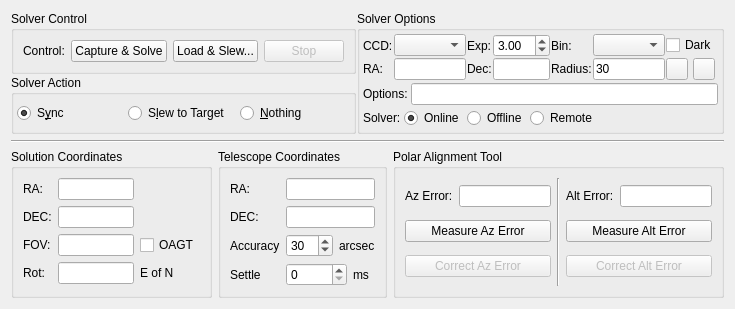
Above: kstars/ekos/align/align.ui from KDE/kstars before the change. Below: the same form after it.
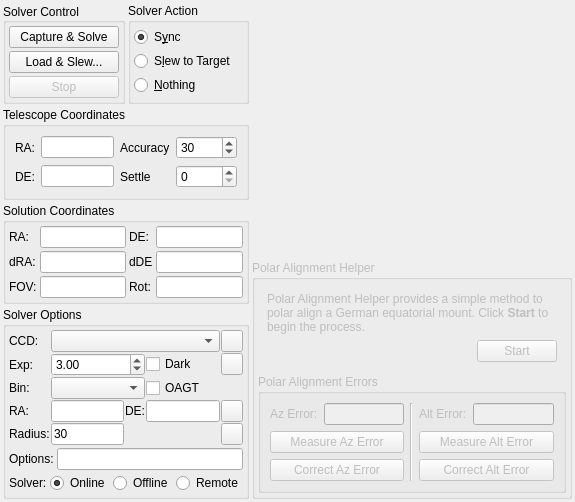
That is the form after the change. Custom widgets are drawn as their Qt base class.

Commit message: Align module now uses the embeded FITSView. Added initial widget for polar alignment helper but currently disabled

```diff
--- a/kstars/ekos/align/align.ui
+++ b/kstars/ekos/align/align.ui
@@ -6,34 +6,62 @@
    <rect>
     <x>0</x>
     <y>0</y>
-    <width>698</width>
-    <height>304</height>
+    <width>566</width>
+    <height>489</height>
    </rect>
   </property>
-  <layout class="QVBoxLayout" name="verticalLayout_6">
+  <layout class="QVBoxLayout" name="verticalLayout_11">
+   <property name="spacing">
+    <number>3</number>
+   </property>
+   <property name="leftMargin">
+    <number>3</number>
+   </property>
+   <property name="topMargin">
+    <number>3</number>
+   </property>
+   <property name="rightMargin">
+    <number>3</number>
+   </property>
+   <property name="bottomMargin">
+    <number>3</number>
+   </property>
    <item>
-    <layout class="QHBoxLayout" name="topLayout">
+    <layout class="QHBoxLayout" name="horizontalLayout_5" stretch="1,2">
+     <item>
+      <layout class="QVBoxLayout" name="verticalLayout">
      <property name="spacing">
-      <number>1</number>
+        <number>3</number>
      </property>
      <item>
-      <layout class="QVBoxLayout" name="verticalLayout_3">
+        <layout class="QHBoxLayout" name="horizontalLayout_3">
        <property name="spacing">
-        <number>1</number>
+          <number>3</number>
        </property>
        <item>
         <widget class="QGroupBox" name="controlBox">
          <property name="title">
           <string>Solver Control</string>
          </property>
-         <layout class="QHBoxLayout" name="horizontalLayout_5">
-          <item>
-           <widget class="QLabel" name="label">
-            <property name="text">
-             <string>Control:</string>
-            </property>
-           </widget>
-          </item>
+           <property name="alignment">
+            <set>Qt::AlignLeading|Qt::AlignLeft|Qt::AlignVCenter</set>
+           </property>
+           <layout class="QVBoxLayout" name="verticalLayout_4">
+            <property name="spacing">
+             <number>3</number>
+            </property>
+            <property name="leftMargin">
+             <number>3</number>
+            </property>
+            <property name="topMargin">
+             <number>3</number>
+            </property>
+            <property name="rightMargin">
+             <number>3</number>
+            </property>
+            <property name="bottomMargin">
+             <number>3</number>
+            </property>
           <item>
            <widget class="QPushButton" name="solveB">
             <property name="enabled">
@@ -55,6 +83,8 @@
            </widget>
           </item>
           <item>
+             <layout class="QHBoxLayout" name="stopLayout">
+              <item>
            <widget class="QPushButton" name="stopB">
             <property name="enabled">
              <bool>false</bool>
@@ -64,18 +94,7 @@
             </property>
            </widget>
           </item>
-          <item>
-           <spacer name="horizontalSpacer_2">
-            <property name="orientation">
-             <enum>Qt::Horizontal</enum>
-            </property>
-            <property name="sizeHint" stdset="0">
-             <size>
-              <width>47</width>
-              <height>20</height>
-             </size>
-            </property>
-           </spacer>
+             </layout>
           </item>
          </layout>
         </widget>
@@ -91,9 +110,9 @@
          <property name="title">
           <string>Solver Action</string>
          </property>
-         <layout class="QHBoxLayout" name="horizontalLayout_3">
+           <layout class="QVBoxLayout" name="verticalLayout_7">
           <property name="spacing">
-           <number>1</number>
+             <number>3</number>
           </property>
           <property name="leftMargin">
            <number>3</number>
@@ -163,6 +182,230 @@
        </item>
       </layout>
      </item>
+       <item>
+        <widget class="QGroupBox" name="groupBox_5">
+         <property name="title">
+          <string>Telescope Coordinates</string>
+         </property>
+         <layout class="QGridLayout" name="gridLayout">
+          <item row="0" column="3">
+           <widget class="QSpinBox" name="accuracySpin">
+            <property name="toolTip">
+             <string>Accuracy threshold in arcseconds between solution and target coordinates. Plate solver shall be repeatedly executed until the solution coordinates are below the accuracy threshold</string>
+            </property>
+            <property name="minimum">
+             <number>1</number>
+            </property>
+            <property name="maximum">
+             <number>300</number>
+            </property>
+            <property name="singleStep">
+             <number>10</number>
+            </property>
+            <property name="value">
+             <number>30</number>
+            </property>
+           </widget>
+          </item>
+          <item row="1" column="0">
+           <widget class="QLabel" name="label_13">
+            <property name="text">
+             <string>DE:</string>
+            </property>
+           </widget>
+          </item>
+          <item row="1" column="1">
+           <widget class="QLineEdit" name="ScopeDecOut">
+            <property name="readOnly">
+             <bool>true</bool>
+            </property>
+           </widget>
+          </item>
+          <item row="1" column="2">
+           <widget class="QLabel" name="label_22">
+            <property name="toolTip">
+             <string>After telescope completes slewing, wait until it settles for this many milliseconds before capturing the next image.</string>
+            </property>
+            <property name="text">
+             <string>Settle</string>
+            </property>
+           </widget>
+          </item>
+          <item row="0" column="1">
+           <widget class="QLineEdit" name="ScopeRAOut">
+            <property name="readOnly">
+             <bool>true</bool>
+            </property>
+           </widget>
+          </item>
+          <item row="1" column="3">
+           <widget class="QSpinBox" name="delaySpin">
+            <property name="toolTip">
+             <string>After telescope completes slewing, wait until it settles for this many milliseconds before capturing the next image.</string>
+            </property>
+            <property name="maximum">
+             <number>15000</number>
+            </property>
+            <property name="singleStep">
+             <number>100</number>
+            </property>
+           </widget>
+          </item>
+          <item row="0" column="0">
+           <widget class="QLabel" name="label_12">
+            <property name="text">
+             <string>RA:</string>
+            </property>
+           </widget>
+          </item>
+          <item row="0" column="2">
+           <widget class="QLabel" name="label_9">
+            <property name="toolTip">
+             <string>Accuracy threshold in arcseconds between solution and target coordinates. Plate solver shall be repeatedly executed until the solution coordinates are below the accuracy threshold</string>
+            </property>
+            <property name="text">
+             <string>Accuracy</string>
+            </property>
+           </widget>
+          </item>
+         </layout>
+        </widget>
+       </item>
+       <item>
+        <widget class="QGroupBox" name="groupBox_4">
+         <property name="title">
+          <string>Solution Coordinates</string>
+         </property>
+         <layout class="QGridLayout" name="gridLayout_2">
+          <property name="leftMargin">
+           <number>3</number>
+          </property>
+          <property name="topMargin">
+           <number>3</number>
+          </property>
+          <property name="rightMargin">
+           <number>3</number>
+          </property>
+          <property name="bottomMargin">
+           <number>3</number>
+          </property>
+          <property name="spacing">
+           <number>3</number>
+          </property>
+          <item row="2" column="0">
+           <widget class="QLabel" name="label_8">
+            <property name="toolTip">
+             <string>Field of View size in arcminutes</string>
+            </property>
+            <property name="text">
+             <string>FOV:</string>
+            </property>
+           </widget>
+          </item>
+          <item row="2" column="1">
+           <widget class="QLineEdit" name="FOVOut">
+            <property name="toolTip">
+             <string>Field of View size in arcminutes</string>
+            </property>
+            <property name="text">
+             <string/>
+            </property>
+            <property name="readOnly">
+             <bool>true</bool>
+            </property>
+           </widget>
+          </item>
+          <item row="0" column="0">
+           <widget class="QLabel" name="label_2">
+            <property name="text">
+             <string>RA:</string>
+            </property>
+           </widget>
+          </item>
+          <item row="0" column="1">
+           <widget class="QLineEdit" name="SolverRAOut">
+            <property name="readOnly">
+             <bool>true</bool>
+            </property>
+           </widget>
+          </item>
+          <item row="0" column="2">
+           <widget class="QLabel" name="label_6">
+            <property name="text">
+             <string>DE:</string>
+            </property>
+           </widget>
+          </item>
+          <item row="0" column="3">
+           <widget class="QLineEdit" name="SolverDecOut">
+            <property name="readOnly">
+             <bool>true</bool>
+            </property>
+           </widget>
+          </item>
+          <item row="2" column="2">
+           <widget class="QLabel" name="label_10">
+            <property name="toolTip">
+             <string>Image rotation angle, East of North</string>
+            </property>
+            <property name="text">
+             <string>Rot:</string>
+            </property>
+           </widget>
+          </item>
+          <item row="2" column="3">
+           <widget class="QLineEdit" name="RotOut">
+            <property name="toolTip">
+             <string>Image rotation angle, East of North</string>
+            </property>
+            <property name="readOnly">
+             <bool>true</bool>
+            </property>
+           </widget>
+          </item>
+          <item row="1" column="0">
+           <widget class="QLabel" name="dRA">
+            <property name="toolTip">
+             <string>Difference between telescope coordinates and solution coordinates in Right Ascension</string>
+            </property>
+            <property name="text">
+             <string>dRA:</string>
+            </property>
+           </widget>
+          </item>
+          <item row="1" column="1">
+           <widget class="QLineEdit" name="dRAOut">
+            <property name="toolTip">
+             <string>Difference between telescope coordinates and solution coordinates in Right Ascension</string>
+            </property>
+            <property name="styleSheet">
+             <string notr="true">font-weight: bold;</string>
+            </property>
+           </widget>
+          </item>
+          <item row="1" column="2">
+           <widget class="QLabel" name="dDE">
+            <property name="toolTip">
+             <string>Difference between telescope coordinates and solution coordinates in Declination</string>
+            </property>
+            <property name="text">
+             <string>dDE</string>
+            </property>
+           </widget>
+          </item>
+          <item row="1" column="3">
+           <widget class="QLineEdit" name="dDEOut">
+            <property name="toolTip">
+             <string>Difference between telescope coordinates and solution coordinates in Declination</string>
+            </property>
+            <property name="styleSheet">
+             <string notr="true">font-weight: bold;</string>
+            </property>
+           </widget>
+          </item>
+         </layout>
+        </widget>
+       </item>
      <item>
       <widget class="QGroupBox" name="plateSolverOptionsGroup">
        <property name="title">
@@ -194,23 +437,43 @@
             <property name="spacing">
              <number>1</number>
             </property>
-            <item row="0" column="0">
-             <widget class="QLabel" name="textLabel1_6">
+              <item row="2" column="1" colspan="2">
+               <widget class="QComboBox" name="binningCombo">
               <property name="toolTip">
-               <string/>
-              </property>
-              <property name="whatsThis">
+                 <string>Camera binning</string>
+                </property>
+               </widget>
+              </item>
+              <item row="3" column="3">
+               <widget class="dmsBox" name="decBox">
+                <property name="toolTip">
                <string/>
+                </property>
+               </widget>
+              </item>
+              <item row="0" column="7">
+               <widget class="QPushButton" name="showFITSViewerB">
+                <property name="minimumSize">
+                 <size>
+                  <width>22</width>
+                  <height>22</height>
+                 </size>
+                </property>
+                <property name="maximumSize">
+                 <size>
+                  <width>22</width>
+                  <height>22</height>
+                 </size>
+                </property>
+                <property name="toolTip">
+                 <string>Show in FITS Viewer</string>
               </property>
               <property name="text">
-               <string>CCD:</string>
+                 <string/>
               </property>
              </widget>
             </item>
-            <item row="0" column="1">
-             <widget class="QComboBox" name="CCDCaptureCombo"/>
-            </item>
-            <item row="0" column="2">
+              <item row="1" column="0">
              <widget class="QLabel" name="label_7">
               <property name="toolTip">
                <string/>
@@ -220,26 +483,51 @@
               </property>
              </widget>
             </item>
-            <item row="0" column="3">
-             <widget class="QDoubleSpinBox" name="exposureIN">
+              <item row="3" column="7">
+               <widget class="QPushButton" name="clearBoxesB">
+                <property name="sizePolicy">
+                 <sizepolicy hsizetype="Fixed" vsizetype="Fixed">
+                  <horstretch>0</horstretch>
+                  <verstretch>0</verstretch>
+                 </sizepolicy>
+                </property>
+                <property name="minimumSize">
+                 <size>
+                  <width>22</width>
+                  <height>22</height>
+                 </size>
+                </property>
+                <property name="maximumSize">
+                 <size>
+                  <width>22</width>
+                  <height>22</height>
+                 </size>
+                </property>
               <property name="toolTip">
-               <string>Exposure duration in seconds</string>
-              </property>
-              <property name="minimum">
-               <double>0.100000000000000</double>
-              </property>
-              <property name="maximum">
-               <double>60.000000000000000</double>
-              </property>
-              <property name="singleStep">
-               <double>0.500000000000000</double>
-              </property>
-              <property name="value">
-               <double>3.000000000000000</double>
+                 <string>Clear RA &amp; DEC values and reset solver options</string>
+                </property>
+                <property name="text">
+                 <string/>
+                </property>
+                <property name="iconSize">
+                 <size>
+                  <width>22</width>
+                  <height>22</height>
+                 </size>
+                </property>
+               </widget>
+              </item>
+              <item row="3" column="2">
+               <widget class="QLabel" name="label_16">
+                <property name="toolTip">
+                 <string>estimated DEC of target center to limit the solver's search area</string>
+                </property>
+                <property name="text">
+                 <string>DE:</string>
               </property>
              </widget>
             </item>
-            <item row="0" column="4">
+              <item row="2" column="0">
              <widget class="QLabel" name="label_18">
               <property name="toolTip">
                <string/>
@@ -249,24 +537,20 @@
               </property>
              </widget>
             </item>
-            <item row="0" column="5">
-             <widget class="QComboBox" name="binningCombo">
+              <item row="0" column="0">
+               <widget class="QLabel" name="textLabel1_6">
               <property name="toolTip">
-               <string>Camera binning</string>
-              </property>
-             </widget>
-            </item>
-            <item row="0" column="6" colspan="2">
-             <widget class="QCheckBox" name="alignDarkFrameCheck">
-              <property name="toolTip">
-               <string>Subtract dark frame. If no suitable dark frame is available, a dark frame shall be captured.</string>
+                 <string/>
+                </property>
+                <property name="whatsThis">
+                 <string/>
               </property>
               <property name="text">
-               <string>Dark</string>
+                 <string>CCD:</string>
               </property>
              </widget>
             </item>
-            <item row="1" column="0">
+              <item row="3" column="0">
              <widget class="QLabel" name="label_15">
               <property name="toolTip">
                <string>estimated RA of target center to limit the solver's search area</string>
@@ -276,38 +560,21 @@
               </property>
              </widget>
             </item>
-            <item row="1" column="1">
+              <item row="3" column="1">
              <widget class="dmsBox" name="raBox">
               <property name="toolTip">
                <string/>
               </property>
              </widget>
             </item>
-            <item row="1" column="2">
-             <widget class="QLabel" name="label_16">
-              <property name="toolTip">
-               <string>estimated DEC of target center to limit the solver's search area</string>
-              </property>
-              <property name="text">
-               <string>Dec:</string>
-              </property>
-             </widget>
-            </item>
-            <item row="1" column="3">
-             <widget class="dmsBox" name="decBox">
-              <property name="toolTip">
-               <string/>
-              </property>
-             </widget>
-            </item>
-            <item row="1" column="4">
+              <item row="4" column="0">
              <widget class="QLabel" name="label_17">
               <property name="text">
                <string>Radius:</string>
               </property>
              </widget>
             </item>
-            <item row="1" column="5">
+              <item row="4" column="1">
              <widget class="QLineEdit" name="radiusBox">
               <property name="sizePolicy">
                <sizepolicy hsizetype="Expanding" vsizetype="Fixed">
@@ -326,7 +593,32 @@
               </property>
              </widget>
             </item>
-            <item row="1" column="6">
+              <item row="0" column="1" colspan="3">
+               <widget class="QComboBox" name="CCDCaptureCombo"/>
+              </item>
+              <item row="1" column="7">
+               <widget class="QPushButton" name="toggleFullScreenB">
+                <property name="minimumSize">
+                 <size>
+                  <width>22</width>
+                  <height>22</height>
+                 </size>
+                </property>
+                <property name="maximumSize">
+                 <size>
+                  <width>22</width>
+                  <height>22</height>
+                 </size>
+                </property>
+                <property name="toolTip">
+                 <string>Toggle Full Screen</string>
+                </property>
+                <property name="text">
+                 <string/>
+                </property>
+               </widget>
+              </item>
+              <item row="4" column="7">
              <widget class="QPushButton" name="syncBoxesB">
               <property name="sizePolicy">
                <sizepolicy hsizetype="Fixed" vsizetype="Fixed">
@@ -360,59 +652,54 @@
               </property>
              </widget>
             </item>
-            <item row="1" column="7">
-             <widget class="QPushButton" name="clearBoxesB">
-              <property name="sizePolicy">
-               <sizepolicy hsizetype="Fixed" vsizetype="Fixed">
-                <horstretch>0</horstretch>
-                <verstretch>0</verstretch>
-               </sizepolicy>
-              </property>
-              <property name="minimumSize">
-               <size>
-                <width>22</width>
-                <height>22</height>
-               </size>
-              </property>
-              <property name="maximumSize">
-               <size>
-                <width>22</width>
-                <height>22</height>
-               </size>
-              </property>
+              <item row="1" column="1" colspan="2">
+               <widget class="QDoubleSpinBox" name="exposureIN">
+                <property name="toolTip">
+                 <string>Exposure duration in seconds</string>
+                </property>
+                <property name="minimum">
+                 <double>0.100000000000000</double>
+                </property>
+                <property name="maximum">
+                 <double>60.000000000000000</double>
+                </property>
+                <property name="singleStep">
+                 <double>0.500000000000000</double>
+                </property>
+                <property name="value">
+                 <double>3.000000000000000</double>
+                </property>
+               </widget>
+              </item>
+              <item row="1" column="3">
+               <widget class="QCheckBox" name="alignDarkFrameCheck">
               <property name="toolTip">
                <string>Clear RA &amp; DEC values and reset solver options</string>
               </property>
               <property name="text">
-               <string/>
-              </property>
-              <property name="iconSize">
-               <size>
-                <width>22</width>
-                <height>22</height>
-               </size>
+                 <string>Dark</string>
+                </property>
+               </widget>
+              </item>
+              <item row="2" column="3">
+               <widget class="QCheckBox" name="kcfg_solverOTA">
+                <property name="toolTip">
+                 <string>Use Off-Axis Guide Telescope for FOV calculations</string>
+                </property>
+                <property name="text">
+                 <string>OAGT</string>
               </property>
              </widget>
             </item>
            </layout>
           </item>
-          <item>
-           <spacer name="horizontalSpacer_3">
-            <property name="orientation">
-             <enum>Qt::Horizontal</enum>
-            </property>
-            <property name="sizeHint" stdset="0">
-             <size>
-              <width>40</width>
-              <height>20</height>
-             </size>
-            </property>
-           </spacer>
-          </item>
          </layout>
         </item>
         <item>
          <layout class="QHBoxLayout" name="horizontalLayout_11">
+            <property name="spacing">
+             <number>3</number>
+            </property>
           <item>
            <widget class="QLabel" name="label_14">
             <property name="text">
@@ -431,6 +718,9 @@
         </item>
         <item>
          <layout class="QHBoxLayout" name="horizontalLayout_12">
+            <property name="spacing">
+             <number>3</number>
+            </property>
           <item>
            <widget class="QLabel" name="label_21">
             <property name="text">
@@ -501,228 +791,110 @@
     </layout>
    </item>
    <item>
-    <widget class="Line" name="line">
+      <layout class="QVBoxLayout" name="rightLayout" stretch="2,1">
+       <item>
+        <widget class="QWidget" name="alignWidget" native="true">
+         <property name="sizePolicy">
+          <sizepolicy hsizetype="Expanding" vsizetype="Expanding">
+           <horstretch>0</horstretch>
+           <verstretch>0</verstretch>
+          </sizepolicy>
+         </property>
+         <property name="minimumSize">
+          <size>
+           <width>320</width>
+           <height>240</height>
+          </size>
+         </property>
+        </widget>
+       </item>
+       <item>
+        <widget class="QGroupBox" name="polarAlignmentHelperGroup">
+         <property name="enabled">
+          <bool>false</bool>
+         </property>
+         <property name="minimumSize">
+          <size>
+           <width>0</width>
+           <height>150</height>
+          </size>
+         </property>
+         <property name="title">
+          <string>Polar Alignment Helper</string>
+         </property>
+         <layout class="QVBoxLayout" name="verticalLayout_6">
+          <property name="spacing">
+           <number>3</number>
+          </property>
+          <property name="leftMargin">
+           <number>3</number>
+          </property>
+          <property name="topMargin">
+           <number>3</number>
+          </property>
+          <property name="rightMargin">
+           <number>3</number>
+          </property>
+          <property name="bottomMargin">
+           <number>3</number>
+          </property>
+          <item>
+           <widget class="QStackedWidget" name="polarHelperStackedWidget">
+            <property name="frameShape">
+             <enum>QFrame::NoFrame</enum>
+            </property>
+            <widget class="QWidget" name="PAHIntro">
+             <layout class="QVBoxLayout" name="verticalLayout_3">
+              <item>
+               <widget class="QLabel" name="label_5">
+                <property name="text">
+                 <string>&lt;html&gt;&lt;head/&gt;&lt;body&gt;&lt;p&gt;Polar Alignment Helper provides a simple method to polar align a German equatorial mount. Click &lt;span style=&quot; font-weight:600;&quot;&gt;Start&lt;/span&gt; to begin the process.&lt;/p&gt;&lt;/body&gt;&lt;/html&gt;</string>
+                </property>
+                <property name="wordWrap">
+                 <bool>true</bool>
+                </property>
+               </widget>
+              </item>
+              <item>
+               <layout class="QHBoxLayout" name="horizontalLayout_10">
+                <item>
+                 <spacer name="horizontalSpacer_5">
      <property name="orientation">
       <enum>Qt::Horizontal</enum>
      </property>
-    </widget>
-   </item>
-   <item>
-    <layout class="QHBoxLayout" name="bottomLayout">
-     <item>
-      <widget class="QGroupBox" name="groupBox_4">
-       <property name="title">
-        <string>Solution Coordinates</string>
-       </property>
-       <layout class="QGridLayout" name="gridLayout_2">
-        <item row="3" column="1">
-         <widget class="QLineEdit" name="RotOut">
-          <property name="readOnly">
-           <bool>true</bool>
-          </property>
-         </widget>
-        </item>
-        <item row="0" column="0">
-         <widget class="QLabel" name="label_2">
-          <property name="text">
-           <string>RA:</string>
-          </property>
-         </widget>
-        </item>
-        <item row="2" column="0">
-         <widget class="QLabel" name="label_8">
-          <property name="text">
-           <string>FOV:</string>
-          </property>
-         </widget>
-        </item>
-        <item row="3" column="0">
-         <widget class="QLabel" name="label_10">
-          <property name="text">
-           <string>Rot:</string>
-          </property>
-         </widget>
-        </item>
-        <item row="2" column="2">
-         <widget class="QCheckBox" name="kcfg_solverOTA">
-          <property name="toolTip">
-           <string>Use Off-Axis Guide Telescope for FOV calculations</string>
-          </property>
-          <property name="text">
-           <string>OAGT</string>
-          </property>
-         </widget>
-        </item>
-        <item row="1" column="0">
-         <widget class="QLabel" name="label_6">
-          <property name="text">
-           <string>DEC:</string>
-          </property>
-         </widget>
-        </item>
-        <item row="0" column="1">
-         <widget class="QLineEdit" name="SolverRAOut">
-          <property name="readOnly">
-           <bool>true</bool>
-          </property>
-         </widget>
-        </item>
-        <item row="1" column="1">
-         <widget class="QLineEdit" name="SolverDecOut">
-          <property name="readOnly">
-           <bool>true</bool>
-          </property>
-         </widget>
-        </item>
-        <item row="2" column="1">
-         <widget class="QLineEdit" name="FOVOut">
-          <property name="text">
-           <string/>
-          </property>
-          <property name="readOnly">
-           <bool>true</bool>
-          </property>
-         </widget>
-        </item>
-        <item row="3" column="2">
-         <widget class="QLabel" name="label_11">
-          <property name="toolTip">
-           <string>East of North</string>
-          </property>
-          <property name="text">
-           <string comment="East of North">E of N</string>
-          </property>
-         </widget>
-        </item>
-       </layout>
-      </widget>
-     </item>
+                  <property name="sizeHint" stdset="0">
+                   <size>
+                    <width>40</width>
+                    <height>20</height>
+                   </size>
+                  </property>
+                 </spacer>
+                </item>
      <item>
-      <widget class="QGroupBox" name="groupBox_5">
-       <property name="title">
-        <string>Telescope Coordinates</string>
-       </property>
-       <layout class="QVBoxLayout" name="verticalLayout_4">
-        <item>
-         <layout class="QGridLayout" name="gridLayout_3">
-          <item row="3" column="0">
-           <widget class="QLabel" name="label_22">
-            <property name="toolTip">
-             <string>After telescope complete slewing, wait until it settles before capturing the next image.</string>
-            </property>
+                 <widget class="QPushButton" name="pushButton">
             <property name="text">
-             <string>Settle</string>
+                   <string>Start</string>
             </property>
            </widget>
           </item>
-          <item row="0" column="0">
-           <widget class="QLabel" name="label_12">
-            <property name="text">
-             <string>RA:</string>
-            </property>
-           </widget>
-          </item>
-          <item row="0" column="1">
-           <widget class="QLineEdit" name="ScopeRAOut">
-            <property name="readOnly">
-             <bool>true</bool>
-            </property>
-           </widget>
-          </item>
-          <item row="1" column="0">
-           <widget class="QLabel" name="label_13">
-            <property name="text">
-             <string>DEC:</string>
-            </property>
-           </widget>
-          </item>
-          <item row="1" column="1">
-           <widget class="QLineEdit" name="ScopeDecOut">
-            <property name="readOnly">
-             <bool>true</bool>
-            </property>
-           </widget>
-          </item>
-          <item row="2" column="0">
-           <widget class="QLabel" name="label_9">
-            <property name="text">
-             <string>Accuracy</string>
-            </property>
-           </widget>
-          </item>
-          <item row="2" column="1">
-           <layout class="QHBoxLayout" name="horizontalLayout_2">
-            <item>
-             <widget class="QSpinBox" name="accuracySpin">
-              <property name="toolTip">
-               <string>Accuracy threshold in arcseconds between solution and target coordinates. Plate solver shall be repeatedly executed until the solution coordinates are below the accuracy threshold</string>
-              </property>
-              <property name="minimum">
-               <number>1</number>
-              </property>
-              <property name="maximum">
-               <number>300</number>
-              </property>
-              <property name="singleStep">
-               <number>10</number>
-              </property>
-              <property name="value">
-               <number>30</number>
-              </property>
-             </widget>
-            </item>
-            <item>
-             <widget class="QLabel" name="label_20">
-              <property name="text">
-               <string>arcsec</string>
-              </property>
-             </widget>
-            </item>
-           </layout>
-          </item>
-          <item row="3" column="1">
-           <layout class="QHBoxLayout" name="horizontalLayout_4">
-            <item>
-             <widget class="QSpinBox" name="delaySpin">
-              <property name="toolTip">
-               <string>After telescope completes slewing, delay capture of next image</string>
-              </property>
-              <property name="maximum">
-               <number>15000</number>
-              </property>
-              <property name="singleStep">
-               <number>100</number>
-              </property>
-             </widget>
-            </item>
-            <item>
-             <widget class="QLabel" name="label_23">
-              <property name="toolTip">
-               <string>Milliseconds</string>
-              </property>
-              <property name="text">
-               <string>ms</string>
-              </property>
-             </widget>
-            </item>
-           </layout>
-          </item>
-         </layout>
-        </item>
-       </layout>
+               </layout>
+              </item>
+             </layout>
+            </widget>
+            <widget class="QWidget" name="page_2"/>
       </widget>
      </item>
      <item>
       <widget class="QGroupBox" name="polarAlignmentGroup">
        <property name="title">
-        <string>Polar Alignment Tool</string>
+             <string>Polar Alignment Errors</string>
        </property>
        <property name="alignment">
         <set>Qt::AlignLeading|Qt::AlignLeft|Qt::AlignTop</set>
        </property>
        <layout class="QHBoxLayout" name="horizontalLayout_9">
         <item>
-         <layout class="QVBoxLayout" name="verticalLayout">
+              <layout class="QVBoxLayout" name="verticalLayout_8">
           <item>
            <layout class="QHBoxLayout" name="horizontalLayout_6">
             <item>
@@ -744,7 +916,7 @@
           <item>
            <widget class="QPushButton" name="measureAzB">
             <property name="enabled">
-             <bool>true</bool>
+                  <bool>false</bool>
             </property>
             <property name="text">
              <string>Measure Az Error</string>
@@ -793,7 +965,7 @@
           <item>
            <widget class="QPushButton" name="measureAltB">
             <property name="enabled">
-             <bool>true</bool>
+                  <bool>false</bool>
             </property>
             <property name="text">
              <string>Measure Alt Error</string>
@@ -816,6 +988,11 @@
       </widget>
      </item>
     </layout>
+        </widget>
+       </item>
+      </layout>
+     </item>
+    </layout>
    </item>
    <item>
     <spacer name="verticalSpacer">
@@ -825,7 +1002,7 @@
      <property name="sizeHint" stdset="0">
       <size>
        <width>20</width>
-       <height>40</height>
+       <height>10</height>
       </size>
      </property>
     </spacer>
```
Left out of the diff: 38 changed lines with no effect on the pictures. Lines whose indentation alone changed are shown as unchanged. The commit also changes 4 other files.
